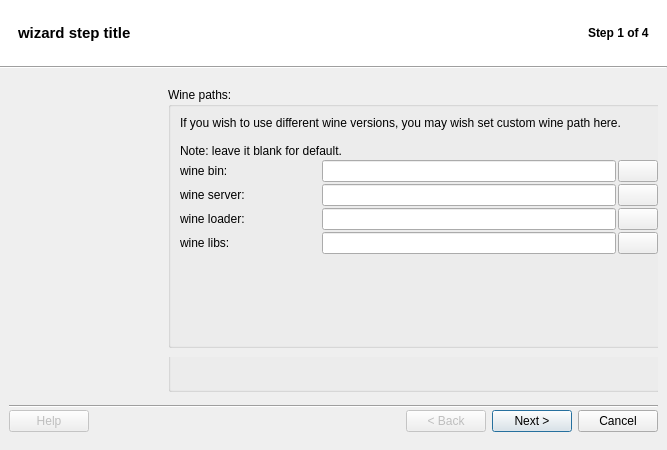
Before: the Qt Designer form src/uis/Wizard.ui in brezerk/q4wine, drawn with Qt 5.
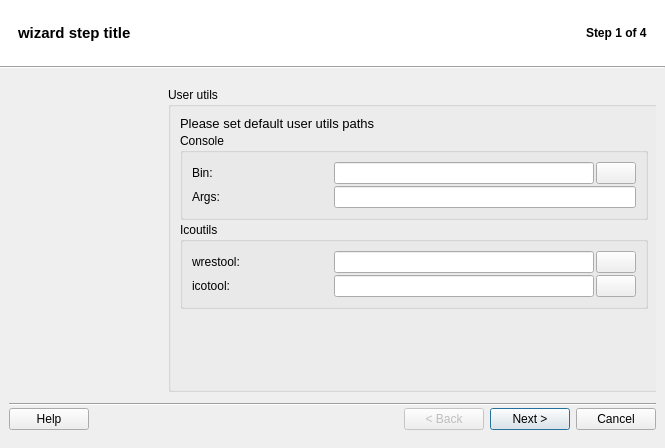
After: the same form once the commit is applied. Icons and pictures are not drawn.

Commit message: Updates for online documentations support;

```diff
--- a/src/uis/Wizard.ui
+++ b/src/uis/Wizard.ui
@@ -10,8 +10,8 @@
    <rect>
     <x>0</x>
     <y>0</y>
-    <width>667</width>
-    <height>450</height>
+    <width>665</width>
+    <height>448</height>
    </rect>
   </property>
   <property name="windowTitle">
@@ -1376,7 +1376,7 @@
                 <item>
                  <widget class="QGroupBox" name="groupBox_6">
                   <property name="title">
-                   <string>Icotool</string>
+                   <string>Icoutils</string>
                   </property>
                   <layout class="QVBoxLayout" name="_30">
                    <item>
@@ -2767,16 +2767,16 @@
            </widget>
            <zorder>widgetCreateFakeDrive3</zorder>
            <zorder>widgetCreatePrefix0</zorder>
-           <zorder>widgetFirstStartup3</zorder>
            <zorder>widgetCreateFakeDrive1</zorder>
-           <zorder>widgetCreatePrefix2</zorder>
            <zorder>widgetCreateFakeDrive2</zorder>
            <zorder>widgetInfo</zorder>
            <zorder>widgetCreateFakeDrive0</zorder>
            <zorder>widgetFirstStartup0</zorder>
            <zorder>widgetFirstStartup1</zorder>
-           <zorder>widgetFirstStartup2</zorder>
            <zorder>widgetCreatePrefix1</zorder>
+           <zorder>widgetCreatePrefix2</zorder>
+           <zorder>widgetFirstStartup3</zorder>
+           <zorder>widgetFirstStartup2</zorder>
           </widget>
          </item>
         </layout>
@@ -2809,9 +2809,6 @@
          </property>
          <item>
           <widget class="QPushButton" name="cmdHelp">
-           <property name="enabled">
-            <bool>false</bool>
-           </property>
            <property name="text">
             <string>Help</string>
            </property>
```
The commit also changes 1 other file.
